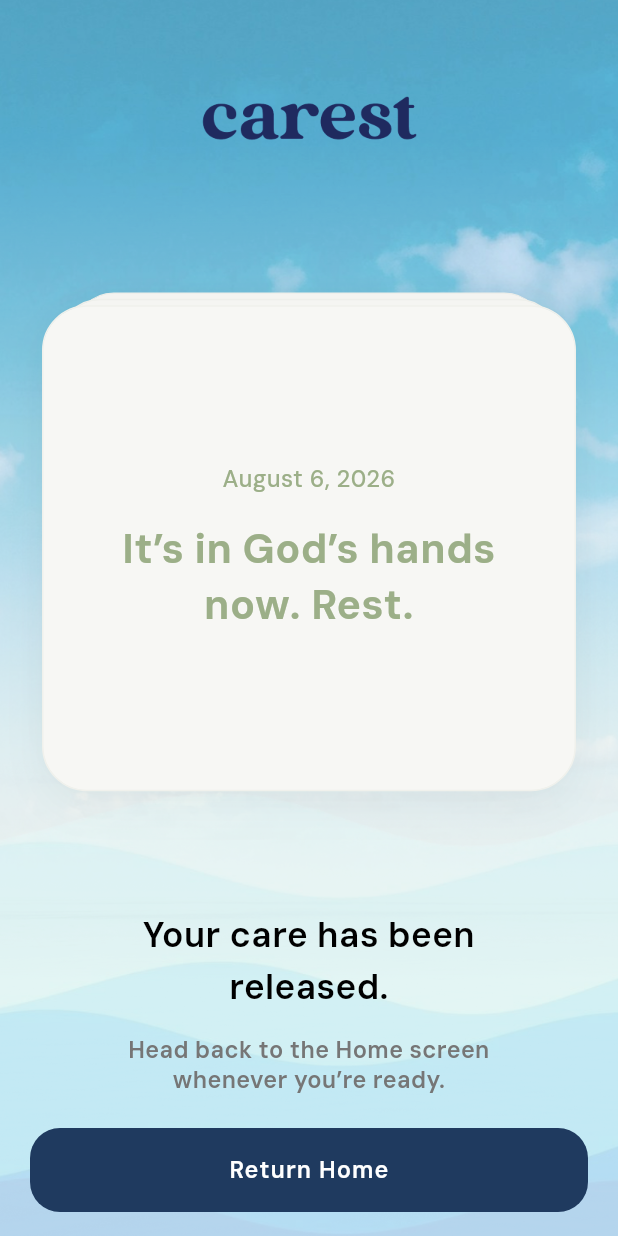
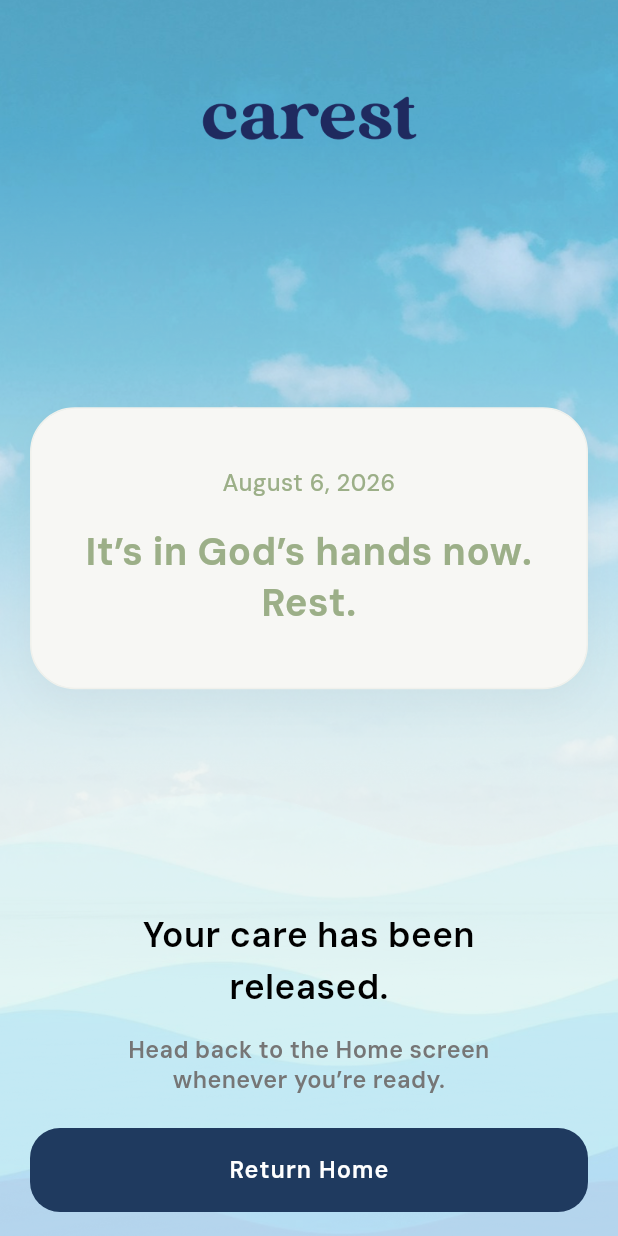
Before and after one commit to CintraSoftwareSolutions/carest, a Flutter app: the CastReleaseScreen screen opened directly, on a phone screen of 412 x 824 dp. Run offline on Flutter 3.47's test engine with Material 3 defaults, Android fonts, the phone set to English and light mode, and no system bars; drawn by our look-alikes of bounce, flutter_animate, flutter_card_swiper; our stand-ins replace audioplayers, cached_network_image, cloud_firestore, firebase_ai, firebase_auth, firebase_core and 2 more; missing offline and left inert: firebase_app_check, svg_flutter; accounts and stored records are empty; network calls fail; statements that could not run were skipped.

Commit message:
Fix client-reported issues in cast, release & donation flows
- AI reflections: rewrite on-device fallback to always produce natural,
  grammatical suggestions (no more splicing raw text into a sentence).
- Cast-care sheet: switch to showModalBottomSheet so it anchors above the
  keyboard, add scroll + height cap + tap-to-dismiss and a Done button so
  the keyboard no longer gets stuck; stop the background scripture screen
  from overflowing behind the sheet.
- Release screen: show a single random comfort message per release instead
  of a swipeable stack of all messages.
- Donation: fix the amount chips clipping their numbers (compact pills).

Co-Authored-By: Claude Opus 4.8 <noreply@anthropic.com>

```diff
--- a/lib/view/screen/auth/cast_release_screen.dart
+++ b/lib/view/screen/auth/cast_release_screen.dart
@@ -1,10 +1,11 @@
+import 'dart:math';
+
 import 'package:castyourcare/config/constants/app_sizes.dart';
 import 'package:castyourcare/view/custom/common_image_view_widget.dart';
 import 'package:castyourcare/view/custom/my_button.dart';
 import 'package:castyourcare/view/custom/my_text_widget.dart';
 import 'package:castyourcare/view/screen/bottom_nav_bar/bottom_nav_bar_screen.dart';
 import 'package:flutter/material.dart';
-import 'package:flutter_card_swiper/flutter_card_swiper.dart';
 import 'package:get/get.dart';
 
 import '../../../config/constants/app_colors.dart';
@@ -24,11 +25,7 @@ class CastReleaseScreen extends StatefulWidget {
 }
 
 class _CastReleaseScreenState extends State<CastReleaseScreen> {
-  final CardSwiperController _swiperController = CardSwiperController();
-
-  final ValueNotifier<int> currentIndex = ValueNotifier<int>(0);
-
-  List<String> releasedQuotes = [
+  static const List<String> _fallbackQuotes = [
     "It’s in God’s hands now. Rest.",
     "Let it go. Breathe. God is with you.",
     "You’ve given it to God. Rest in His care.",
@@ -41,11 +38,15 @@ class _CastReleaseScreenState extends State<CastReleaseScreen> {
     "You gave it to God. You don’t have to carry it anymore.",
   ];
 
+  // A single message per release, chosen once (changes every time you release).
+  late String _quote;
+
   @override
   void initState() {
     super.initState();
+    _quote = _fallbackQuotes[Random().nextInt(_fallbackQuotes.length)];
     _recordRelease();
-    _loadQuotes();
+    _loadQuote();
   }
 
   /// The ONLY thing persisted on a cast: increment the released counter.
@@ -56,19 +57,22 @@ class _CastReleaseScreenState extends State<CastReleaseScreen> {
     } catch (_) {}
   }
 
-  Future<void> _loadQuotes() async {
+  Future<void> _loadQuote() async {
     try {
-      final quotes = await ContentRepository.to.getReleaseQuotes();
-      final list = quotes.map((q) => q.text).toList();
-
-      // Optionally lead with a personalized AI comfort line.
+      // Prefer a personalized AI comfort line when available.
       if (widget.burden.trim().isNotEmpty) {
         final line = await AiService.to.comfortLine(widget.burden);
-        if (line != null && line.isNotEmpty) list.insert(0, line);
+        if (line != null && line.isNotEmpty && mounted) {
+          setState(() => _quote = line);
+          return;
         }
-
+      }
+      // Otherwise pick one random quote from Firestore (fallback to bundled).
+      final quotes = await ContentRepository.to.getReleaseQuotes();
+      final list =
+          quotes.map((q) => q.text).where((t) => t.isNotEmpty).toList();
       if (list.isNotEmpty && mounted) {
-        setState(() => releasedQuotes = list);
+        setState(() => _quote = list[Random().nextInt(list.length)]);
       }
     } catch (_) {}
   }
@@ -76,27 +80,10 @@ class _CastReleaseScreenState extends State<CastReleaseScreen> {
   String get formattedDate {
     final now = DateTime.now();
     const months = [
-      "January",
-      "February",
-      "March",
-      "April",
-      "May",
-      "June",
-      "July",
-      "August",
-      "September",
-      "October",
-      "November",
-      "December",
+      "January", "February", "March", "April", "May", "June",
+      "July", "August", "September", "October", "November", "December",
     ];
     return "${months[now.month - 1]} ${now.day}, ${now.year}";
-  }
-
-  @override
-  void dispose() {
-    _swiperController.dispose();
-    currentIndex.dispose();
-    super.dispose();
   }
 
   @override
@@ -117,57 +104,10 @@ class _CastReleaseScreenState extends State<CastReleaseScreen> {
             child: Column(
               children: [
                 const SizedBox(height: 20),
-                CommonImageView(
-                  imagePath: Assets.imagesCarest,
-                  height: 90,
-                ),
+                CommonImageView(imagePath: Assets.imagesCarest, height: 90),
                 const Spacer(),
-
-                SizedBox(
-                  height: 340,
-                  child: CardSwiper(
-                    controller: _swiperController,
-                    cardsCount: releasedQuotes.length,
-                    numberOfCardsDisplayed: 3,
-                    backCardOffset: const Offset(0, -14),
-                    padding: const EdgeInsets.symmetric(
-                      horizontal: 8,
-                      vertical: 8,
-                    ),
-                    scale: 0.94,
-                    duration: const Duration(milliseconds: 450),
-                    maxAngle: 0,
-                    isLoop: true,
-                    allowedSwipeDirection: const AllowedSwipeDirection.only(
-                      up: true,
-                      down: true,
-                    ),
-                    onSwipe: (
-                        int previousIndex,
-                        int? newIndex,
-                        CardSwiperDirection direction,
-                        ) {
-                      if (newIndex != null) {
-                        currentIndex.value = newIndex;
-                      }
-                      return true;
-                    },
-                    cardBuilder: (
-                        BuildContext context,
-                        int index,
-                        int horizontalOffsetPercentage,
-                        int verticalOffsetPercentage,
-                        ) {
-                      return _QuoteCard(
-                        date: formattedDate,
-                        quote: releasedQuotes[index],
-                      );
-                    },
-                  ),
-                ),
-
+                _QuoteCard(date: formattedDate, quote: _quote),
                 const Spacer(),
-
                 MyText(
                   text: "Your care has been\nreleased.",
                   textAlign: TextAlign.center,
@@ -184,9 +124,6 @@ class _CastReleaseScreenState extends State<CastReleaseScreen> {
                   color: kTextColor,
                 ),
                 const SizedBox(height: 22),
-
-
-
                 MyButton2(
                   onTap: () {
                     Get.offAll(() => BottomNavBarScreen());
@@ -206,22 +143,20 @@ class _QuoteCard extends StatelessWidget {
   final String date;
   final String quote;
 
-  const _QuoteCard({
-    required this.date,
-    required this.quote,
-  });
+  const _QuoteCard({required this.date, required this.quote});
 
   @override
   Widget build(BuildContext context) {
-    return Container(
+    return AnimatedSwitcher(
+      duration: const Duration(milliseconds: 400),
+      child: Container(
+        key: ValueKey(quote),
         width: double.infinity,
-      padding: const EdgeInsets.symmetric(horizontal: 28, vertical: 34),
+        padding: const EdgeInsets.symmetric(horizontal: 28, vertical: 40),
         decoration: BoxDecoration(
           color: const Color(0xFFF7F7F4),
           borderRadius: BorderRadius.circular(30),
-        border: Border.all(
-          color: const Color(0xFFF0F1EC),
-        ),
+          border: Border.all(color: const Color(0xFFF0F1EC)),
           boxShadow: [
             BoxShadow(
               color: Colors.black.withOpacity(0.04),
@@ -231,7 +166,7 @@ class _QuoteCard extends StatelessWidget {
           ],
         ),
         child: Column(
-        mainAxisAlignment: MainAxisAlignment.center,
+          mainAxisSize: MainAxisSize.min,
           children: [
             MyText(
               text: date,
@@ -243,7 +178,7 @@ class _QuoteCard extends StatelessWidget {
             const SizedBox(height: 18),
             MyText(
               text: quote,
-            size: 28,
+              size: 26,
               weight: FontWeight.w700,
               textAlign: TextAlign.center,
               color: const Color(0xFF9CAF88),
@@ -251,6 +186,7 @@ class _QuoteCard extends StatelessWidget {
             ),
           ],
         ),
+      ),
     );
   }
 }
--- a/lib/view/screen/auth/welcome2_screen.dart
+++ b/lib/view/screen/auth/welcome2_screen.dart
@@ -18,6 +18,9 @@ class Welcome2Screen extends StatelessWidget {
   @override
   Widget build(BuildContext context) {
     return Scaffold(
+      // Keep this screen static when the cast-care sheet's keyboard opens —
+      // it's behind a modal sheet, so it shouldn't resize/overflow.
+      resizeToAvoidBottomInset: false,
       body: Container(
         width: double.infinity,
         height: double.infinity,
--- a/lib/view/screen/donation/donation_screen.dart
+++ b/lib/view/screen/donation/donation_screen.dart
@@ -127,8 +127,10 @@ class _DonationScreenState extends State<DonationScreen> {
                     },
                     child: Container(
                       width: 80,
-                      height: 44,
-                      padding: const EdgeInsets.all(14),
+                      padding: const EdgeInsets.symmetric(
+                        horizontal: 14,
+                        vertical: 12,
+                      ),
                       decoration: ShapeDecoration(
                         color: selected
                             ? const Color(0x199CAF88)
```
Also changed, not shown: lib/data/services/ai_service.dart (+34 -20 lines), lib/view/screen/auth/auth_bottom_sheet/auth_bottom_sheet_screen.dart (+46 -6 lines). Lines whose indentation alone changed are shown as unchanged.
